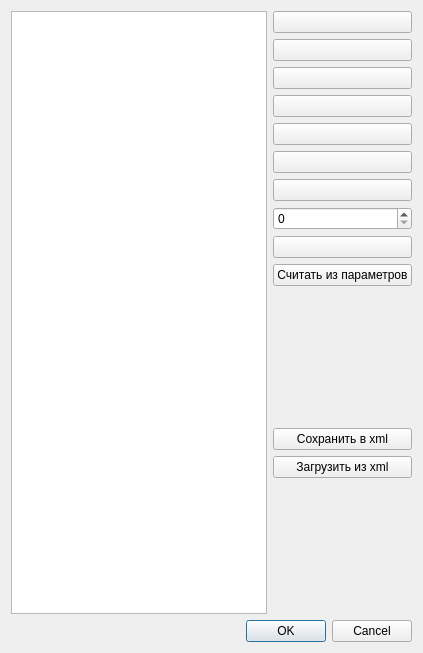
First picture: the form in src/Gui/AssignColorForColorBarDialog.ui, repository Ddv-progia/compositescannerarm, before the edit.
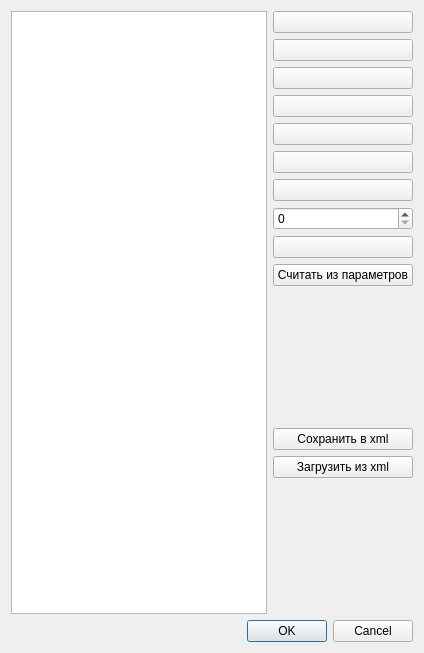
Second picture: the form after the edit. Icons and pictures are not drawn.

What changed in the file:
```diff
--- a/src/Gui/AssignColorForColorBarDialog.ui
+++ b/src/Gui/AssignColorForColorBarDialog.ui
@@ -6,7 +6,7 @@
    <rect>
     <x>0</x>
     <y>0</y>
-    <width>420</width>
+    <width>424</width>
     <height>653</height>
    </rect>
   </property>
```
